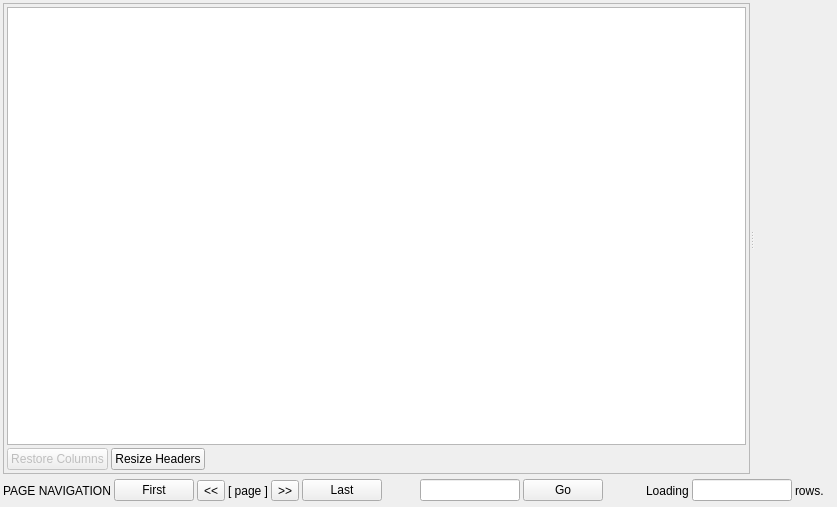
First picture: the form in code/casaqt/implement/QtBrowser/TBDataTab.ui, repository radio-astro/casa, before the edit.
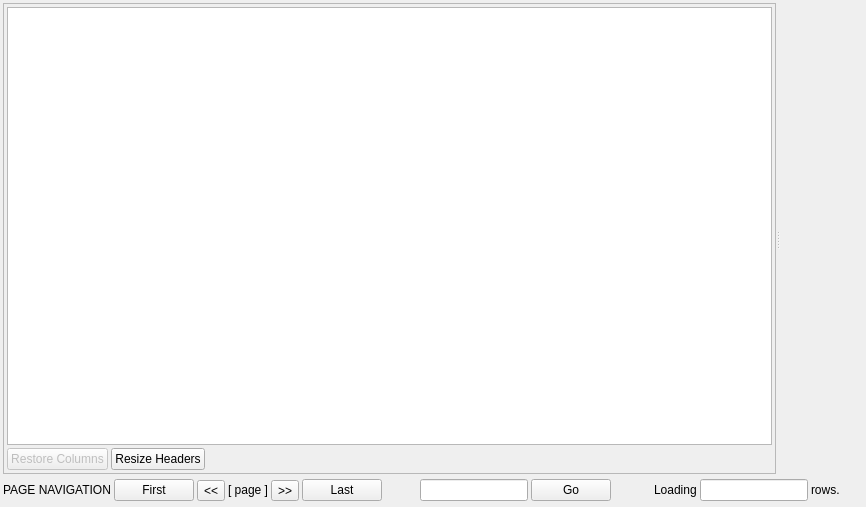
Second picture: the form after the edit.

The edit to the form file:
```diff
--- a/code/casaqt/implement/QtBrowser/TBDataTab.ui
+++ b/code/casaqt/implement/QtBrowser/TBDataTab.ui
@@ -5,22 +5,37 @@
    <rect>
     <x>0</x>
     <y>0</y>
-    <width>837</width>
+    <width>866</width>
     <height>507</height>
    </rect>
   </property>
   <property name="windowTitle" >
    <string>Table Data Tab</string>
   </property>
-  <layout class="QGridLayout" >
-   <property name="margin" >
-    <number>3</number>
-   </property>
+  <layout class="QVBoxLayout" >
    <property name="spacing" >
     <number>3</number>
    </property>
-   <item row="0" column="0" colspan="2" >
+   <property name="leftMargin" >
+    <number>3</number>
+   </property>
+   <property name="topMargin" >
+    <number>3</number>
+   </property>
+   <property name="rightMargin" >
+    <number>3</number>
+   </property>
+   <property name="bottomMargin" >
+    <number>3</number>
+   </property>
+   <item>
     <widget class="QSplitter" name="splitter" >
+     <property name="sizePolicy" >
+      <sizepolicy vsizetype="Expanding" hsizetype="Expanding" >
+       <horstretch>0</horstretch>
+       <verstretch>0</verstretch>
+      </sizepolicy>
+     </property>
      <property name="orientation" >
       <enum>Qt::Horizontal</enum>
      </property>
@@ -38,7 +53,19 @@
        <property name="margin" >
         <number>3</number>
        </property>
-       <property name="spacing" >
+       <property name="topMargin" >
+        <number>3</number>
+       </property>
+       <property name="rightMargin" >
+        <number>3</number>
+       </property>
+       <property name="bottomMargin" >
+        <number>3</number>
+       </property>
+       <property name="horizontalSpacing" >
+        <number>3</number>
+       </property>
+       <property name="verticalSpacing" >
         <number>3</number>
        </property>
        <item row="0" column="0" >
@@ -97,127 +124,29 @@
        </item>
       </layout>
      </widget>
-     <widget class="QWidget" native="1" name="sideWidget" />
+     <widget class="QWidget" native="1" name="sideWidget" >
+      <property name="sizePolicy" >
+       <sizepolicy vsizetype="Expanding" hsizetype="Preferred" >
+        <horstretch>0</horstretch>
+        <verstretch>0</verstretch>
+       </sizepolicy>
+      </property>
+     </widget>
     </widget>
    </item>
-   <item row="1" column="1" >
+   <item>
     <layout class="QHBoxLayout" >
-     <property name="margin" >
-      <number>0</number>
-     </property>
-     <property name="spacing" >
-      <number>3</number>
-     </property>
-     <item>
-      <widget class="QLineEdit" name="pageEdit" >
-       <property name="sizePolicy" >
-        <sizepolicy>
-         <hsizetype>0</hsizetype>
-         <vsizetype>0</vsizetype>
-         <horstretch>0</horstretch>
-         <verstretch>0</verstretch>
-        </sizepolicy>
-       </property>
-       <property name="minimumSize" >
-        <size>
-         <width>100</width>
-         <height>0</height>
-        </size>
-       </property>
-       <property name="maximumSize" >
-        <size>
-         <width>150</width>
-         <height>16777215</height>
-        </size>
-       </property>
-      </widget>
-     </item>
-     <item>
-      <widget class="QPushButton" name="goButton" >
-       <property name="text" >
-        <string>Go</string>
-       </property>
-      </widget>
-     </item>
-     <item>
-      <spacer>
-       <property name="orientation" >
-        <enum>Qt::Horizontal</enum>
-       </property>
-       <property name="sizeType" >
-        <enum>QSizePolicy::Fixed</enum>
-       </property>
-       <property name="sizeHint" >
-        <size>
-         <width>40</width>
-         <height>20</height>
-        </size>
-       </property>
-      </spacer>
-     </item>
-     <item>
-      <widget class="QLabel" name="label_3" >
-       <property name="text" >
-        <string>Loading</string>
-       </property>
-      </widget>
-     </item>
-     <item>
-      <widget class="QLineEdit" name="loadEdit" >
-       <property name="sizePolicy" >
-        <sizepolicy>
-         <hsizetype>0</hsizetype>
-         <vsizetype>0</vsizetype>
-         <horstretch>0</horstretch>
-         <verstretch>0</verstretch>
-        </sizepolicy>
-       </property>
-       <property name="minimumSize" >
-        <size>
-         <width>100</width>
-         <height>0</height>
-        </size>
-       </property>
-       <property name="maximumSize" >
-        <size>
-         <width>265</width>
-         <height>16777215</height>
-        </size>
-       </property>
-      </widget>
-     </item>
-     <item>
-      <widget class="QLabel" name="label_2" >
-       <property name="text" >
-        <string>rows.</string>
-       </property>
-      </widget>
-     </item>
-     <item>
-      <spacer>
-       <property name="orientation" >
-        <enum>Qt::Horizontal</enum>
-       </property>
-       <property name="sizeHint" >
-        <size>
-         <width>51</width>
-         <height>27</height>
-        </size>
-       </property>
-      </spacer>
-     </item>
-    </layout>
-   </item>
-   <item row="1" column="0" >
-    <layout class="QHBoxLayout" >
-     <property name="margin" >
-      <number>0</number>
-     </property>
      <property name="spacing" >
       <number>3</number>
      </property>
      <item>
       <widget class="QLabel" name="label" >
+       <property name="sizePolicy" >
+        <sizepolicy vsizetype="Fixed" hsizetype="Preferred" >
+         <horstretch>0</horstretch>
+         <verstretch>0</verstretch>
+        </sizepolicy>
+       </property>
        <property name="text" >
         <string>PAGE NAVIGATION</string>
        </property>
@@ -239,6 +168,12 @@
      </item>
      <item>
       <widget class="QLabel" name="pageLabel" >
+       <property name="sizePolicy" >
+        <sizepolicy vsizetype="Fixed" hsizetype="Preferred" >
+         <horstretch>0</horstretch>
+         <verstretch>0</verstretch>
+        </sizepolicy>
+       </property>
        <property name="text" >
         <string>[ page ]</string>
        </property>
@@ -269,7 +204,113 @@
        <property name="sizeHint" >
         <size>
          <width>35</width>
-         <height>20</height>
+         <height>27</height>
+        </size>
+       </property>
+      </spacer>
+     </item>
+     <item>
+      <widget class="QLineEdit" name="pageEdit" >
+       <property name="sizePolicy" >
+        <sizepolicy vsizetype="Fixed" hsizetype="Fixed" >
+         <horstretch>0</horstretch>
+         <verstretch>0</verstretch>
+        </sizepolicy>
+       </property>
+       <property name="minimumSize" >
+        <size>
+         <width>100</width>
+         <height>0</height>
+        </size>
+       </property>
+       <property name="maximumSize" >
+        <size>
+         <width>150</width>
+         <height>16777215</height>
+        </size>
+       </property>
+      </widget>
+     </item>
+     <item>
+      <widget class="QPushButton" name="goButton" >
+       <property name="text" >
+        <string>Go</string>
+       </property>
+      </widget>
+     </item>
+     <item>
+      <spacer>
+       <property name="orientation" >
+        <enum>Qt::Horizontal</enum>
+       </property>
+       <property name="sizeType" >
+        <enum>QSizePolicy::Fixed</enum>
+       </property>
+       <property name="sizeHint" >
+        <size>
+         <width>40</width>
+         <height>27</height>
+        </size>
+       </property>
+      </spacer>
+     </item>
+     <item>
+      <widget class="QLabel" name="label_3" >
+       <property name="sizePolicy" >
+        <sizepolicy vsizetype="Fixed" hsizetype="Preferred" >
+         <horstretch>0</horstretch>
+         <verstretch>0</verstretch>
+        </sizepolicy>
+       </property>
+       <property name="text" >
+        <string>Loading</string>
+       </property>
+      </widget>
+     </item>
+     <item>
+      <widget class="QLineEdit" name="loadEdit" >
+       <property name="sizePolicy" >
+        <sizepolicy vsizetype="Fixed" hsizetype="Fixed" >
+         <horstretch>0</horstretch>
+         <verstretch>0</verstretch>
+        </sizepolicy>
+       </property>
+       <property name="minimumSize" >
+        <size>
+         <width>100</width>
+         <height>0</height>
+        </size>
+       </property>
+       <property name="maximumSize" >
+        <size>
+         <width>265</width>
+         <height>16777215</height>
+        </size>
+       </property>
+      </widget>
+     </item>
+     <item>
+      <widget class="QLabel" name="label_2" >
+       <property name="sizePolicy" >
+        <sizepolicy vsizetype="Fixed" hsizetype="Preferred" >
+         <horstretch>0</horstretch>
+         <verstretch>0</verstretch>
+        </sizepolicy>
+       </property>
+       <property name="text" >
+        <string>rows.</string>
+       </property>
+      </widget>
+     </item>
+     <item>
+      <spacer>
+       <property name="orientation" >
+        <enum>Qt::Horizontal</enum>
+       </property>
+       <property name="sizeHint" >
+        <size>
+         <width>16</width>
+         <height>27</height>
         </size>
        </property>
       </spacer>
```
Left out of the diff: 17 changed lines with no effect on the pictures.
